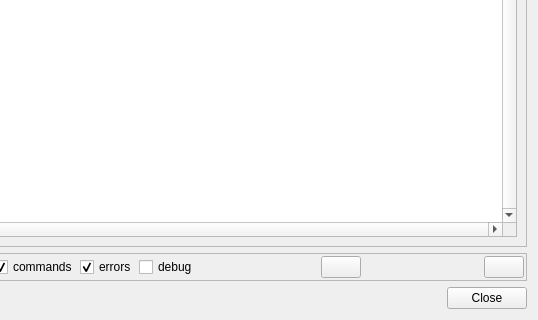
Above: src/UI/output.ui from nbonnand/ovs-toolbox before the change; both pictures show x 145 to 683 and y 237 to 557 of the 683 by 557 pixel window. Below: the same form after it.
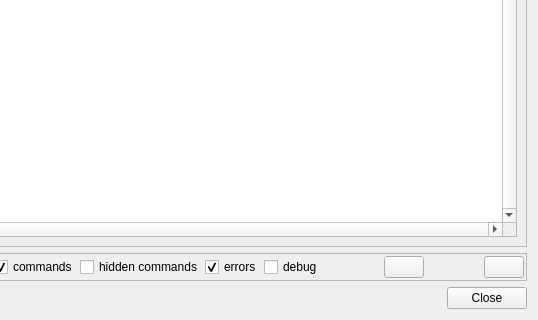
That is the form after the change. Icons and pictures are not drawn.

```diff
--- a/src/UI/output.ui
+++ b/src/UI/output.ui
@@ -296,6 +296,16 @@
         </property>
        </widget>
       </item>
+      <item>
+       <widget class="QCheckBox" name="checkBox_hiddencommand">
+        <property name="toolTip">
+         <string>Display commands</string>
+        </property>
+        <property name="text">
+         <string>hidden commands</string>
+        </property>
+       </widget>
+      </item>
       <item>
        <widget class="QCheckBox" name="checkBox_outputerror">
         <property name="toolTip">
```
